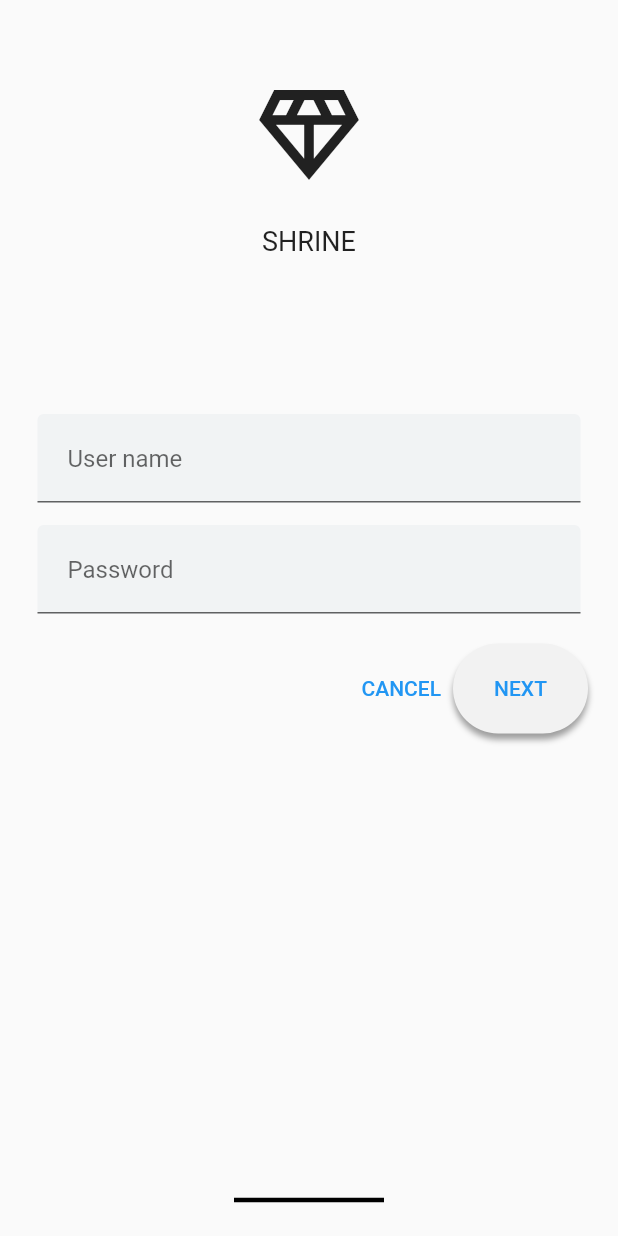
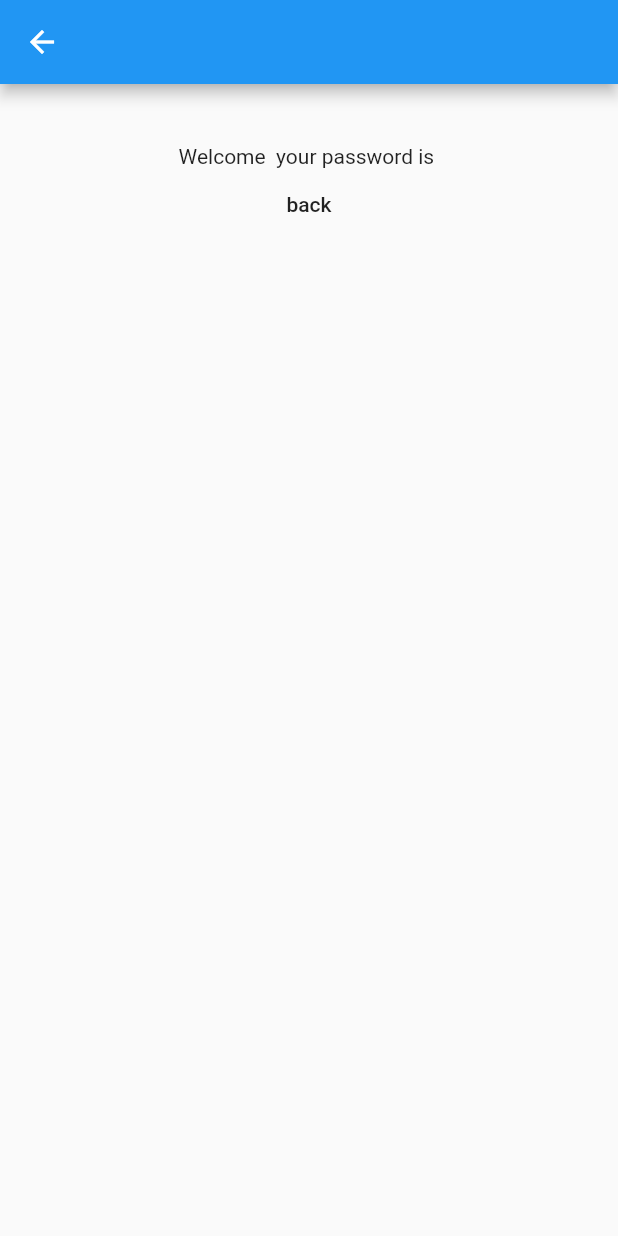
Before and after one commit to heba-T-Allah/task8, a Flutter app: the screen it shows after launch, after a tap on "NEXT", on a phone screen of 412 x 824 dp. Run offline on Flutter 3.47's test engine with Material 2 defaults, Android fonts, the phone set to English and light mode, and no system bars.

```diff
--- a/lib/main.dart
+++ b/lib/main.dart
@@ -1,4 +1,5 @@
 import 'package:flutter/material.dart';
+import 'package:task8/second_screen.dart';
 
 void main() {
   runApp(const MyApp());
@@ -129,6 +130,7 @@ class _MyBodyState extends State<MyBody> {
                       password = _passwordController.text;
                       print(
                           "Your UserName is $userName and your password is $password");
+                      Navigator.push(context, MaterialPageRoute(builder: (context) => SecondScreen(userName: userName,password: password,),));
                     });
                   },
                   textColor: Colors.blue,
--- /dev/null
+++ b/lib/second_screen.dart
@@ -0,0 +1,33 @@
+import 'package:flutter/material.dart';
+
+class SecondScreen extends StatefulWidget {
+  final userName;
+  final password;
+
+  const SecondScreen({super.key,required this.userName,required this.password});
+
+  @override
+  State<SecondScreen> createState() => _SecondScreenState();
+}
+
+class _SecondScreenState extends State<SecondScreen> {
+  @override
+  Widget build(BuildContext context) {
+    return Scaffold(
+      appBar: AppBar(),
+      body: ListView(children: [
+        SizedBox(height: 40),
+        Center(
+          child: Text(
+              "Welcome ${widget.userName} your password is ${widget.password}"),
+        ),
+        MaterialButton(
+          onPressed: () {
+            Navigator.pop(context);
+          },
+          child: Text("back"),
+        )
+      ]),
+    );
+  }
+}
```
